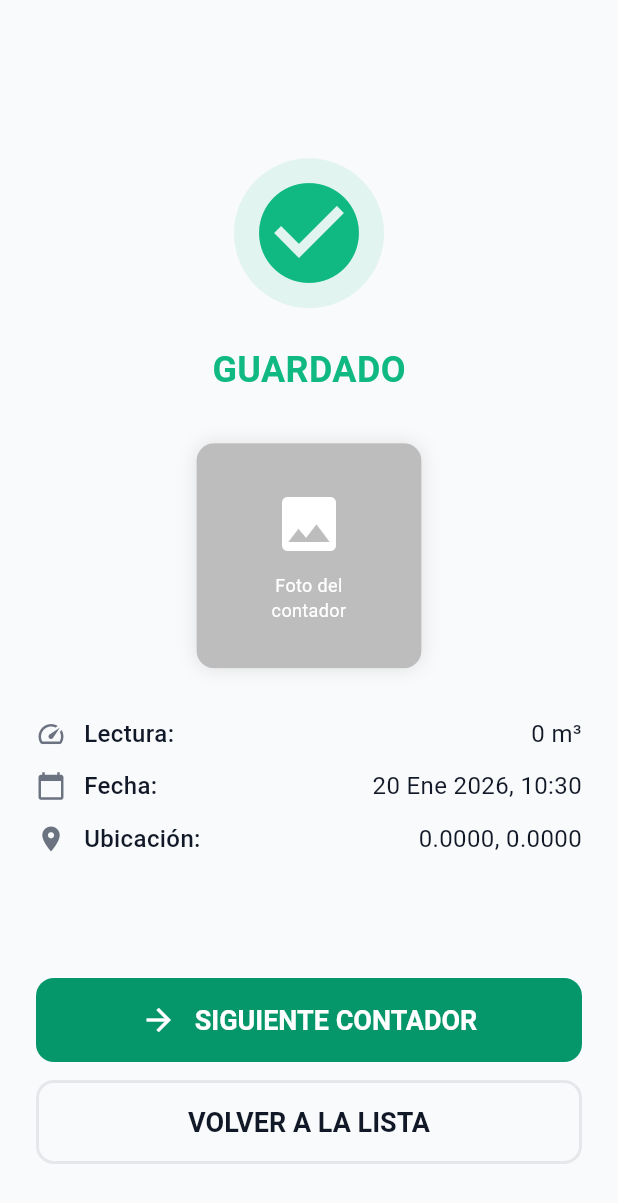
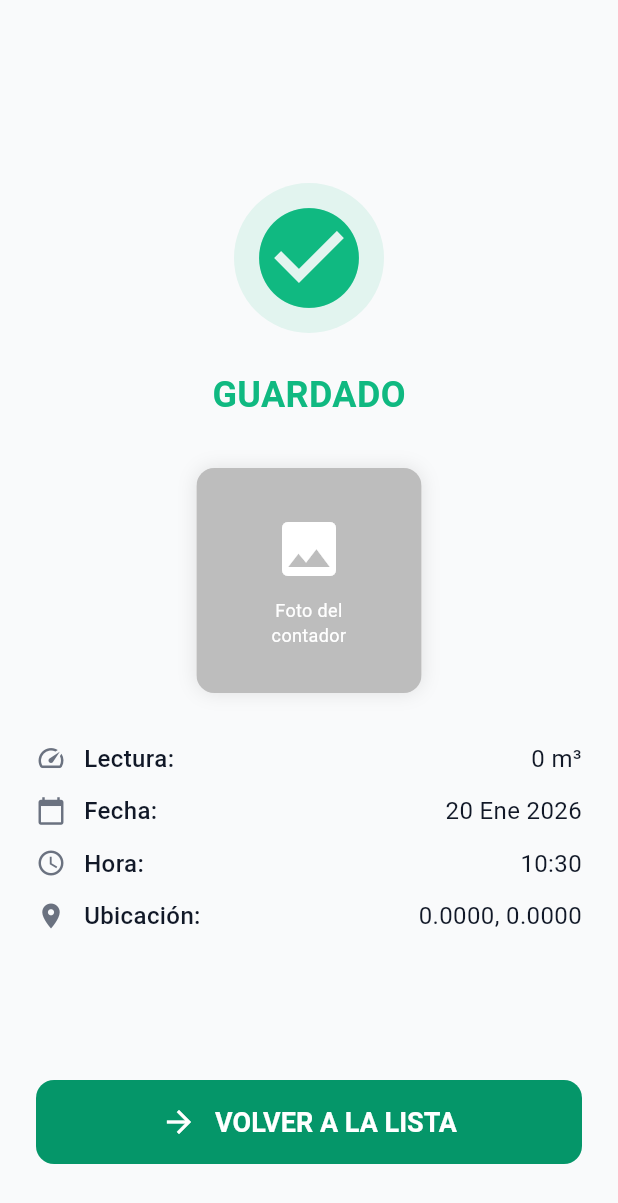
Before and after one commit to 2jcortesj2/PROYECTO_ASOGUAPO, a Flutter app: the ConfirmacionScreen screen opened directly with empty values, on a phone screen of 412 x 824 dp. Shown: the top 1203 px of the screen. Run offline on Flutter 3.47's test engine with Material 3 defaults, Android fonts, the phone set to English and light mode, and no system bars; our stand-ins replace camera, csv, geolocator, permission_handler, share_plus, sqflite; accounts and stored records are empty.

Commit message:
UI: Improve confirmation screen - separate date/time, show real photo, single primary button

```diff
--- a/app/lib/screens/confirmacion_screen.dart
+++ b/app/lib/screens/confirmacion_screen.dart
@@ -1,3 +1,4 @@
+import 'dart:io';
 import 'package:flutter/material.dart';
 import '../config/theme.dart';
 import '../config/constants.dart';
@@ -113,7 +114,13 @@ class _ConfirmacionScreenState extends State<ConfirmacionScreen>
               _buildDetalleRow(
                 icono: Icons.calendar_today,
                 label: 'Fecha',
-                valor: widget.lectura.fechaFormateada,
+                valor: _formatearFecha(widget.lectura.fecha),
+              ),
+              const SizedBox(height: 12),
+              _buildDetalleRow(
+                icono: Icons.access_time,
+                label: 'Hora',
+                valor: _formatearHora(widget.lectura.fecha),
               ),
               const SizedBox(height: 12),
               _buildDetalleRow(
@@ -124,16 +131,10 @@ class _ConfirmacionScreenState extends State<ConfirmacionScreen>
 
               const Spacer(),
 
-              // Botones de acción
-              BotonPrincipal(
-                texto: 'SIGUIENTE CONTADOR',
-                icono: Icons.arrow_forward,
-                onPressed: _siguienteContador,
-              ),
-              const SizedBox(height: 12),
+              // Botón de acción
               BotonPrincipal(
                 texto: 'VOLVER A LA LISTA',
-                esSecundario: true,
+                icono: Icons.arrow_forward,
                 onPressed: _volverALista,
               ),
 
@@ -146,8 +147,23 @@ class _ConfirmacionScreenState extends State<ConfirmacionScreen>
   }
 
   Widget _buildFotoPreview() {
-    // En el prototipo mostramos un placeholder
-    // En producción usaríamos Image.file(File(widget.lectura.fotoPath))
+    // Mostrar la foto real si existe
+    if (widget.lectura.fotoPath.isNotEmpty) {
+      final file = File(widget.lectura.fotoPath);
+      if (file.existsSync()) {
+        return Image.file(
+          file,
+          fit: BoxFit.cover,
+          errorBuilder: (context, error, stackTrace) {
+            return _buildPlaceholder();
+          },
+        );
+      }
+    }
+    return _buildPlaceholder();
+  }
+
+  Widget _buildPlaceholder() {
     return Container(
       color: Colors.grey[400],
       child: const Center(
@@ -192,14 +208,27 @@ class _ConfirmacionScreenState extends State<ConfirmacionScreen>
     );
   }
 
-  void _siguienteContador() {
-    // En producción, iría al siguiente contador pendiente
-    // Por ahora volvemos a la lista
-    Navigator.pushAndRemoveUntil(
-      context,
-      MaterialPageRoute(builder: (context) => const ListaContadoresScreen()),
-      (route) => false,
-    );
+  String _formatearFecha(DateTime fecha) {
+    const meses = [
+      '',
+      'Ene',
+      'Feb',
+      'Mar',
+      'Abr',
+      'May',
+      'Jun',
+      'Jul',
+      'Ago',
+      'Sep',
+      'Oct',
+      'Nov',
+      'Dic',
+    ];
+    return '${fecha.day} ${meses[fecha.month]} ${fecha.year}';
+  }
+
+  String _formatearHora(DateTime fecha) {
+    return '${fecha.hour.toString().padLeft(2, '0')}:${fecha.minute.toString().padLeft(2, '0')}';
   }
 
   void _volverALista() {
```
